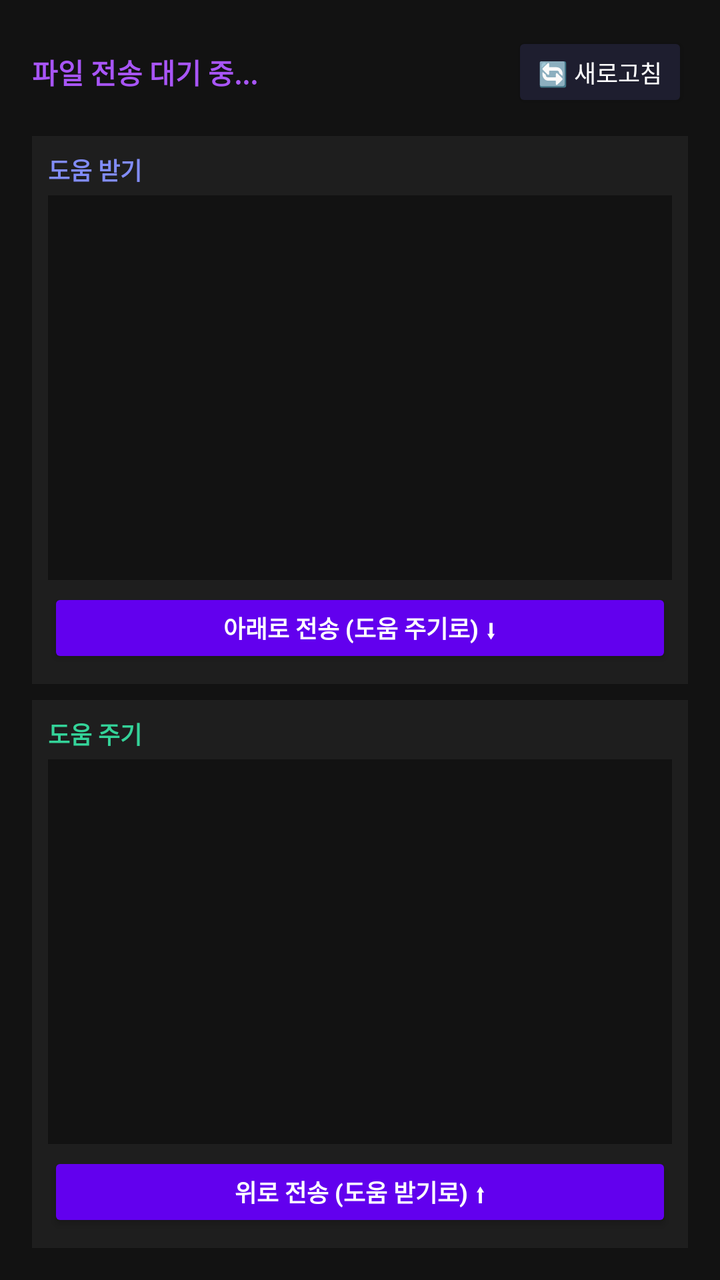
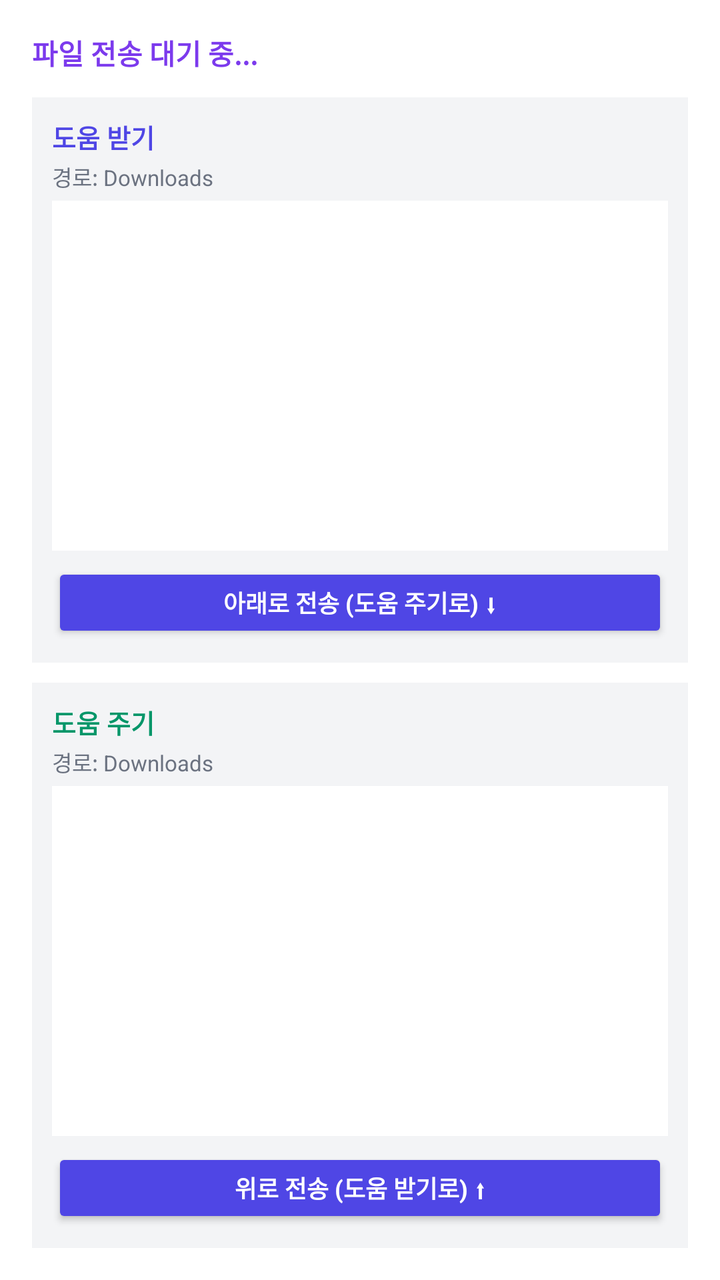

The first picture is an Android layout as it rendered before a commit; the second is the same layout after the commit. The layout source and the unified diff follow.
<!-- AndroidManifest.xml: application theme Theme.TeleControl -->
<!-- res/layout/activity_file_transfer.xml -->
<?xml version="1.0" encoding="utf-8"?>
<LinearLayout xmlns:android="http://schemas.android.com/apk/res/android"
    android:layout_width="match_parent"
    android:layout_height="match_parent"
    android:orientation="vertical"
    android:background="#121212"
    android:padding="16dp">

    
    <LinearLayout
        android:layout_width="match_parent"
        android:layout_height="wrap_content"
        android:orientation="horizontal"
        android:gravity="center_vertical"
        android:layout_marginBottom="12dp">

        <TextView
            android:id="@+id/txtStatus"
            android:layout_width="0dp"
            android:layout_height="wrap_content"
            android:layout_weight="1"
            android:text="파일 전송 대기 중..."
            android:textColor="#A855F7"
            android:textSize="14sp"
            android:textStyle="bold"/>

        <Button
            android:id="@+id/btnRefresh"
            android:layout_width="wrap_content"
            android:layout_height="40dp"
            android:text="🔄 새로고침"
            android:textSize="12sp"
            android:backgroundTint="#1E1E2F"
            android:textColor="#FFFFFF"
            android:insetTop="0dp"
            android:insetBottom="0dp"/>
    </LinearLayout>

    
    <LinearLayout
        android:layout_width="match_parent"
        android:layout_height="0dp"
        android:layout_weight="1"
        android:orientation="vertical">

        
        <LinearLayout
            android:layout_width="match_parent"
            android:layout_height="0dp"
            android:layout_weight="1"
            android:orientation="vertical"
            android:background="#1E1E1E"
            android:padding="8dp"
            android:layout_marginBottom="8dp">

            <TextView
                android:id="@+id/txtLeftTitle"
                android:layout_width="wrap_content"
                android:layout_height="wrap_content"
                android:text="도움 받기"
                android:textColor="#818CF8"
                android:textSize="12sp"
                android:textStyle="bold"
                android:layout_marginBottom="4dp"/>

            <ListView
                android:id="@+id/listHelpReceive"
                android:layout_width="match_parent"
                android:layout_height="0dp"
                android:layout_weight="1"
                android:divider="#2D2D2D"
                android:dividerHeight="1dp"
                android:choiceMode="singleChoice"
                android:background="#121212"/>

            <Button
                android:id="@+id/btnSendToHelpGive"
                android:layout_width="match_parent"
                android:layout_height="40dp"
                android:text="아래로 전송 (도움 주기로) ⬇"
                android:textSize="12sp"
                android:textStyle="bold"
                android:backgroundTint="#6200EE"
                android:textColor="#FFFFFF"
                android:layout_marginTop="4dp"
                android:insetTop="0dp"
                android:insetBottom="0dp"/>
        </LinearLayout>

        
        <LinearLayout
            android:layout_width="match_parent"
            android:layout_height="0dp"
            android:layout_weight="1"
            android:orientation="vertical"
            android:background="#1E1E1E"
            android:padding="8dp">

            <TextView
                android:id="@+id/txtRightTitle"
                android:layout_width="wrap_content"
                android:layout_height="wrap_content"
                android:text="도움 주기"
                android:textColor="#34D399"
                android:textSize="12sp"
                android:textStyle="bold"
                android:layout_marginBottom="4dp"/>

            <ListView
                android:id="@+id/listHelpGive"
                android:layout_width="match_parent"
                android:layout_height="0dp"
                android:layout_weight="1"
                android:divider="#2D2D2D"
                android:dividerHeight="1dp"
                android:choiceMode="singleChoice"
                android:background="#121212"/>

            <Button
                android:id="@+id/btnSendToHelpReceive"
                android:layout_width="match_parent"
                android:layout_height="40dp"
                android:text="위로 전송 (도움 받기로) ⬆"
                android:textSize="12sp"
                android:textStyle="bold"
                android:backgroundTint="#6200EE"
                android:textColor="#FFFFFF"
                android:layout_marginTop="4dp"
                android:insetTop="0dp"
                android:insetBottom="0dp"/>
        </LinearLayout>
    </LinearLayout>

    
    <ProgressBar
        android:id="@+id/progressBar"
        style="?android:attr/progressBarStyleHorizontal"
        android:layout_width="match_parent"
        android:layout_height="8dp"
        android:layout_marginTop="8dp"
        android:visibility="gone"
        android:indeterminate="true"/>

</LinearLayout>
<!-- resources referenced by this layout -->
<resources>
  <style name="Theme.TeleControl" parent="Theme.AppCompat.DayNight.NoActionBar">
          
      </style>
</resources>

<!-- the commit's change to res/layout/activity_file_transfer.xml (unified diff, before → after) -->
@@ -3,7 +3,7 @@
     android:layout_width="match_parent"
     android:layout_height="match_parent"
     android:orientation="vertical"
-    android:background="#121212"
+    android:background="#FFFFFF"
     android:padding="16dp">
 
     
@@ -20,20 +20,9 @@
             android:layout_height="wrap_content"
             android:layout_weight="1"
             android:text="파일 전송 대기 중..."
-            android:textColor="#A855F7"
+            android:textColor="#7C3AED"
             android:textSize="14sp"
             android:textStyle="bold"/>
-
-        <Button
-            android:id="@+id/btnRefresh"
-            android:layout_width="wrap_content"
-            android:layout_height="40dp"
-            android:text="🔄 새로고침"
-            android:textSize="12sp"
-            android:backgroundTint="#1E1E2F"
-            android:textColor="#FFFFFF"
-            android:insetTop="0dp"
-            android:insetBottom="0dp"/>
     </LinearLayout>
 
     
@@ -49,18 +38,27 @@
             android:layout_height="0dp"
             android:layout_weight="1"
             android:orientation="vertical"
-            android:background="#1E1E1E"
-            android:padding="8dp"
-            android:layout_marginBottom="8dp">
+            android:background="#F3F4F6"
+            android:padding="10dp"
+            android:layout_marginBottom="10dp">
 
             <TextView
                 android:id="@+id/txtLeftTitle"
                 android:layout_width="wrap_content"
                 android:layout_height="wrap_content"
                 android:text="도움 받기"
-                android:textColor="#818CF8"
-                android:textSize="12sp"
+                android:textColor="#4F46E5"
+                android:textSize="13sp"
                 android:textStyle="bold"
+                android:layout_marginBottom="2dp"/>
+
+            <TextView
+                android:id="@+id/txtLeftPath"
+                android:layout_width="wrap_content"
+                android:layout_height="wrap_content"
+                android:text="경로: Downloads"
+                android:textColor="#6B7280"
+                android:textSize="11sp"
                 android:layout_marginBottom="4dp"/>
 
             <ListView
@@ -68,10 +66,10 @@
                 android:layout_width="match_parent"
                 android:layout_height="0dp"
                 android:layout_weight="1"
-                android:divider="#2D2D2D"
+                android:divider="#E5E7EB"
                 android:dividerHeight="1dp"
                 android:choiceMode="singleChoice"
-                android:background="#121212"/>
+                android:background="#FFFFFF"/>
 
             <Button
                 android:id="@+id/btnSendToHelpGive"
@@ -80,9 +78,9 @@
                 android:text="아래로 전송 (도움 주기로) ⬇"
                 android:textSize="12sp"
                 android:textStyle="bold"
-                android:backgroundTint="#6200EE"
+                android:backgroundTint="#4F46E5"
                 android:textColor="#FFFFFF"
-                android:layout_marginTop="4dp"
+                android:layout_marginTop="6dp"
                 android:insetTop="0dp"
                 android:insetBottom="0dp"/>
         </LinearLayout>
@@ -93,17 +91,26 @@
             android:layout_height="0dp"
             android:layout_weight="1"
             android:orientation="vertical"
-            android:background="#1E1E1E"
-            android:padding="8dp">
+            android:background="#F3F4F6"
+            android:padding="10dp">
 
             <TextView
                 android:id="@+id/txtRightTitle"
                 android:layout_width="wrap_content"
                 android:layout_height="wrap_content"
                 android:text="도움 주기"
-                android:textColor="#34D399"
-                android:textSize="12sp"
+                android:textColor="#059669"
+                android:textSize="13sp"
                 android:textStyle="bold"
+                android:layout_marginBottom="2dp"/>
+
+            <TextView
+                android:id="@+id/txtRightPath"
+                android:layout_width="wrap_content"
+                android:layout_height="wrap_content"
+                android:text="경로: Downloads"
+                android:textColor="#6B7280"
+                android:textSize="11sp"
                 android:layout_marginBottom="4dp"/>
 
             <ListView
@@ -111,10 +118,10 @@
                 android:layout_width="match_parent"
                 android:layout_height="0dp"
                 android:layout_weight="1"
-                android:divider="#2D2D2D"
+                android:divider="#E5E7EB"
                 android:dividerHeight="1dp"
                 android:choiceMode="singleChoice"
-                android:background="#121212"/>
+                android:background="#FFFFFF"/>
 
             <Button
                 android:id="@+id/btnSendToHelpReceive"
@@ -123,9 +130,9 @@
                 android:text="위로 전송 (도움 받기로) ⬆"
                 android:textSize="12sp"
                 android:textStyle="bold"
-                android:backgroundTint="#6200EE"
+                android:backgroundTint="#4F46E5"
                 android:textColor="#FFFFFF"
-                android:layout_marginTop="4dp"
+                android:layout_marginTop="6dp"
                 android:insetTop="0dp"
                 android:insetBottom="0dp"/>
         </LinearLayout>
